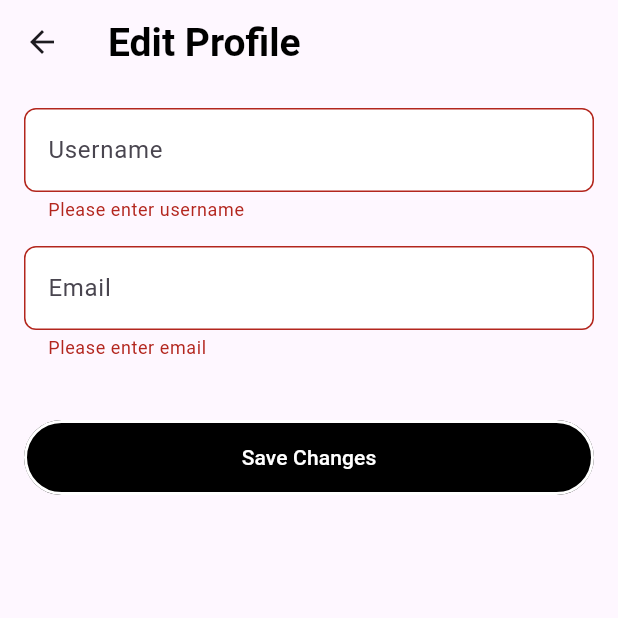
After one commit to Nishan123/Flora-Guardian, a Flutter app: the EditProfileScreen screen opened directly, after a tap on "Save Changes", on a phone screen of 412 x 824 dp, the top half of it. The commit adds this screen. Run offline on Flutter 3.47's test engine with Material 3 defaults, Android fonts, the phone set to English and light mode, and no system bars; our stand-ins replace camera, cloud_firestore, firebase_auth, firebase_core, image_picker, permission_handler and 1 more; accounts and stored records are empty; network calls fail.

Commit message:
update profile feature added

```diff
--- a/lib/models/user_model.dart
+++ b/lib/models/user_model.dart
@@ -1,12 +1,16 @@
+import 'package:cloud_firestore/cloud_firestore.dart';
+
 class UserModel {
   final String uid;
   final String userName;
   final String email;
+  final DateTime? modifiedDate;
 
   UserModel({
     required this.uid,
     required this.userName,
     required this.email,
+    this.modifiedDate,
   });
 
   // Convert User object to JSON
@@ -14,12 +18,17 @@ class UserModel {
     'uid': uid,
     'userName': userName,
     'email': email,
+    'modifiedDate': modifiedDate?.toIso8601String(),
   };
 
   // Create User object from JSON
   factory UserModel.fromJson(Map<String, dynamic> json) => UserModel(
-    uid: json['uid'] as String,
-    userName: json['firstName'] as String,
-    email: json['email'] as String,
+    uid: json['uid']?.toString() ?? '',
+    userName: json['userName']?.toString() ?? '',
+    email: json['email']?.toString() ?? '',
+    modifiedDate:
+        json['modifiedDate'] != null
+            ? DateTime.parse(json['modifiedDate'])
+            : null,
   );
 }
--- /dev/null
+++ b/lib/views/custom_widgets/edit_profile_text_field.dart
@@ -0,0 +1,36 @@
+import 'package:flutter/material.dart';
+
+class EditProfileTextField extends StatelessWidget {
+  final String hintText;
+  final String initialValue;
+  final bool obscureText;
+  final TextEditingController controller;
+  final String? Function(String?)? validator;
+
+  const EditProfileTextField({
+    super.key,
+    required this.hintText,
+    required this.initialValue,
+    this.obscureText = false,
+    required this.controller,
+    this.validator,
+  });
+
+  @override
+  Widget build(BuildContext context) {
+    return Container(
+      margin: const EdgeInsets.only(bottom: 16),
+      child: TextFormField(
+        controller: controller..text = initialValue,
+        obscureText: obscureText,
+        decoration: InputDecoration(
+          hintText: hintText,
+          filled: true,
+          fillColor: Colors.white,
+          border: OutlineInputBorder(borderRadius: BorderRadius.circular(8)),
+        ),
+        validator: validator,
+      ),
+    );
+  }
+}
--- a/lib/views/custom_widgets/profile_info.dart
+++ b/lib/views/custom_widgets/profile_info.dart
@@ -1,7 +1,10 @@
 import 'package:flutter/material.dart';
+import 'package:flora_guardian/models/user_model.dart';
 
 class ProfileInfo extends StatelessWidget {
-  const ProfileInfo({super.key});
+  final UserModel? user;
+
+  const ProfileInfo({super.key, this.user});
 
   @override
   Widget build(BuildContext context) {
@@ -23,10 +26,10 @@ class ProfileInfo extends StatelessWidget {
             crossAxisAlignment: CrossAxisAlignment.start,
             children: [
               Text(
-                "Username",
+                user?.userName ?? "Loading...",
                 style: TextStyle(fontWeight: FontWeight.bold, fontSize: 26),
               ),
-              Text("exmaple@gmail.com", style: TextStyle(fontSize: 16)),
+              Text(user?.email ?? "Loading...", style: TextStyle(fontSize: 16)),
             ],
           ),
         ],
--- /dev/null
+++ b/lib/views/screens/edit_profile_screen.dart
@@ -0,0 +1,106 @@
+import 'package:flora_guardian/controllers/user_controller.dart';
+import 'package:flora_guardian/models/user_model.dart';
+import 'package:flora_guardian/views/custom_widgets/custom_button.dart';
+import 'package:flora_guardian/views/custom_widgets/edit_profile_text_field.dart';
+import 'package:flutter/material.dart';
+
+class EditProfileScreen extends StatefulWidget {
+  final UserModel? user;
+
+  const EditProfileScreen({super.key, this.user});
+
+  @override
+  State<EditProfileScreen> createState() => _EditProfileScreenState();
+}
+
+class _EditProfileScreenState extends State<EditProfileScreen> {
+  final _formKey = GlobalKey<FormState>();
+  final _userController = UserController();
+  final _usernameController = TextEditingController();
+  final _emailController = TextEditingController();
+  final _passwordController = TextEditingController();
+
+  @override
+  void dispose() {
+    _usernameController.dispose();
+    _emailController.dispose();
+    _passwordController.dispose();
+    super.dispose();
+  }
+
+  Future<void> _updateProfile() async {
+    if (_formKey.currentState!.validate()) {
+      final updatedUser = UserModel(
+        uid: widget.user?.uid ?? _userController.getCurrentUser(),
+        userName: _usernameController.text,
+        email: _emailController.text,
+        modifiedDate: DateTime.now(),
+      );
+
+      final success = await _userController.updateUser(updatedUser);
+      if (success) {
+        if (mounted) {
+          ScaffoldMessenger.of(context).showSnackBar(
+            const SnackBar(content: Text('Profile updated successfully')),
+          );
+          Navigator.pop(context);
+        }
+      } else {
+        if (mounted) {
+          ScaffoldMessenger.of(context).showSnackBar(
+            const SnackBar(content: Text('Failed to update profile')),
+          );
+        }
+      }
+    }
+  }
+
+  @override
+  Widget build(BuildContext context) {
+    return Scaffold(
+      appBar: AppBar(title: const Text('Edit Profile')),
+      body: SingleChildScrollView(
+        padding: const EdgeInsets.all(16),
+        child: Form(
+          key: _formKey,
+          child: Column(
+            children: [
+              EditProfileTextField(
+                hintText: 'Username',
+                initialValue: widget.user?.userName ?? '',
+                controller: _usernameController,
+                validator: (value) {
+                  if (value == null || value.isEmpty) {
+                    return 'Please enter username';
+                  }
+                  return null;
+                },
+              ),
+              EditProfileTextField(
+                hintText: 'Email',
+                initialValue: widget.user?.email ?? '',
+                controller: _emailController,
+                validator: (value) {
+                  if (value == null || value.isEmpty) {
+                    return 'Please enter email';
+                  }
+                  if (!value.contains('@')) {
+                    return 'Please enter valid email';
+                  }
+                  return null;
+                },
+              ),
+              const SizedBox(height: 24),
+              CustomButton(
+                backgroundColor: Colors.black,
+                onPressed: _updateProfile,
+                text: 'Save Changes',
+                textColor: Colors.white,
+              ),
+            ],
+          ),
+        ),
+      ),
+    );
+  }
+}
```
Also changed, not shown: lib/controllers/user_controller.dart (+25 -0 lines), lib/views/custom_widgets/profile_text_field.dart (+17 -6 lines), lib/views/screens/profile_screen.dart (+77 -10 lines).
